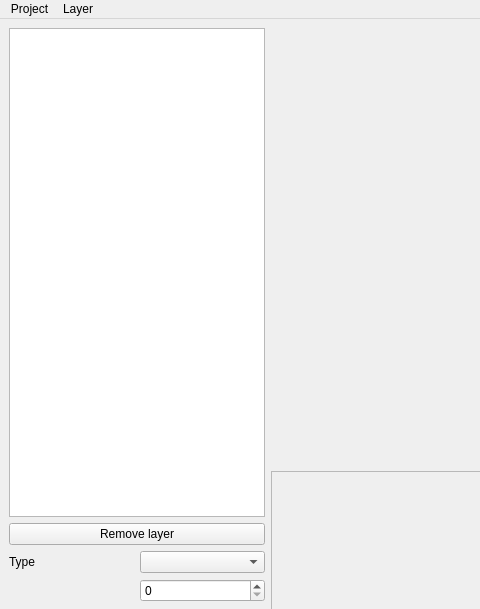
Qt form mainform.ui (YTTM/SceneFromGIS) before a commit; both pictures show x 0 to 480 and y 0 to 609 of the 1280 by 720 pixel window.
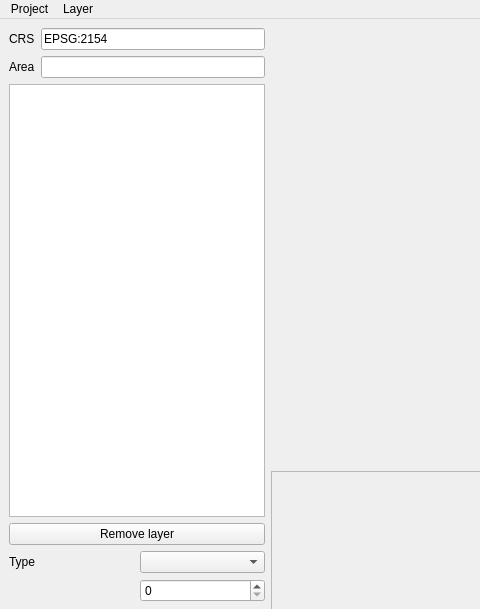
The same form after that commit.

Diff of the .ui file:
```diff
--- a/mainform.ui
+++ b/mainform.ui
@@ -87,17 +87,17 @@
     </item>
     <item row="0" column="0" rowspan="2">
      <layout class="QGridLayout" name="gridLayout_left">
-      <item row="1" column="0">
+      <item row="2" column="0">
        <widget class="QPushButton" name="pushButton_remove_layer">
         <property name="text">
          <string>Remove layer</string>
         </property>
        </widget>
       </item>
-      <item row="0" column="0">
+      <item row="1" column="0">
        <widget class="QListWidget" name="listWidget_input"/>
       </item>
-      <item row="2" column="0">
+      <item row="3" column="0">
        <layout class="QGridLayout" name="gridLayout_properties">
         <item row="0" column="1">
          <widget class="QComboBox" name="comboBox_1"/>
@@ -167,6 +167,34 @@
         </item>
        </layout>
       </item>
+      <item row="0" column="0">
+       <layout class="QGridLayout" name="gridLayout_project_setup">
+        <item row="0" column="0">
+         <widget class="QLabel" name="label_crs">
+          <property name="text">
+           <string>CRS</string>
+          </property>
+         </widget>
+        </item>
+        <item row="0" column="1">
+         <widget class="QLineEdit" name="lineEdit_crs">
+          <property name="text">
+           <string>EPSG:2154</string>
+          </property>
+         </widget>
+        </item>
+        <item row="1" column="0">
+         <widget class="QLabel" name="label">
+          <property name="text">
+           <string>Area</string>
+          </property>
+         </widget>
+        </item>
+        <item row="1" column="1">
+         <widget class="QLineEdit" name="lineEdit_area"/>
+        </item>
+       </layout>
+      </item>
      </layout>
     </item>
    </layout>
```
Left out of the diff: 34 changed lines with no effect on the pictures.
